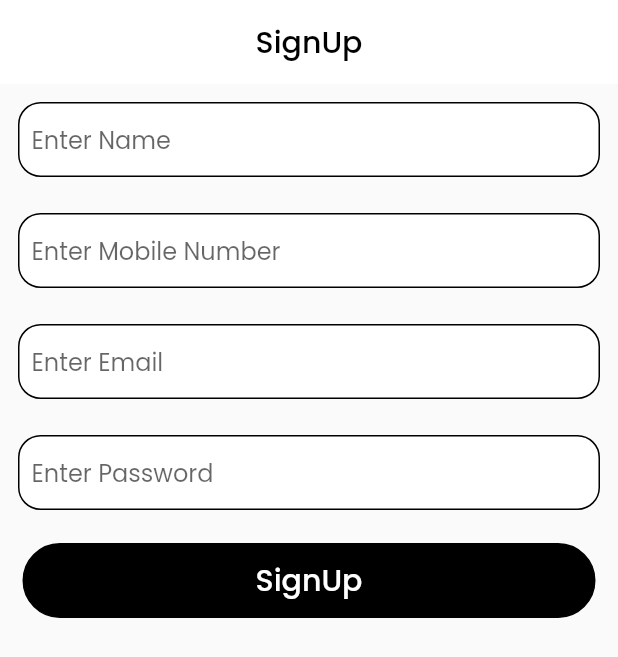
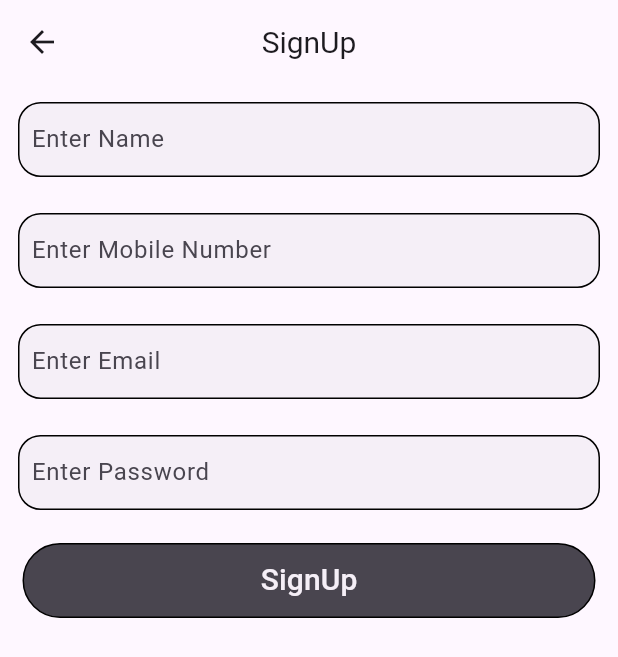
Before and after one commit to Sahil-Thager/todo-app, a Flutter app: the screen it shows after launch, after a tap on "Login", after a tap on "SignUp", on a phone screen of 412 x 824 dp. Shown: the top 657 px of the screen. Run offline on Flutter 3.47's test engine with Material 2 defaults, Android fonts, the phone set to English and light mode, and no system bars; our stand-ins replace email_validator, firebase_auth, firebase_core, flutter_local_notifications, fluttertoast, shared_preferences; accounts and stored records are empty.

```diff
--- a/lib/main.dart
+++ b/lib/main.dart
@@ -1,13 +1,12 @@
 import 'package:firebase_auth/firebase_auth.dart';
 import 'package:firebase_core/firebase_core.dart';
 import 'package:flutter/material.dart';
-import 'package:flutter/services.dart';
 import 'package:flutter_todo_app/firebase_options.dart';
 import 'package:flutter_todo_app/provider/list_provider.dart';
 import 'package:flutter_todo_app/provider/signup_provider.dart';
+import 'package:flutter_todo_app/provider/theme_provider.dart';
 import 'package:flutter_todo_app/screens/home.dart';
 import 'package:flutter_todo_app/screens/login_screen.dart';
-import 'package:google_fonts/google_fonts.dart';
 import 'package:provider/provider.dart';
 
 void main() async {
@@ -20,6 +19,9 @@ void main() async {
       providers: [
         ChangeNotifierProvider(create: (context) => ToDoProvider()),
         ChangeNotifierProvider(create: (context) => SignupProvider()),
+        ChangeNotifierProvider(
+          create: (context) => ThemeNotifier(),
+        ),
       ],
       child: MyApp(),
     ),
@@ -34,15 +36,20 @@ class MyApp extends StatelessWidget {
   // This widget is the root of your application.
   @override
   Widget build(BuildContext context) {
-    SystemChrome.setSystemUIOverlayStyle(
-        const SystemUiOverlayStyle(statusBarColor: Colors.transparent));
+    // SystemChrome.setSystemUIOverlayStyle(
+    //     const SystemUiOverlayStyle(statusBarColor: Colors.transparent));
     return MaterialApp(
       debugShowCheckedModeBanner: false,
       title: 'ToDo App',
       home: _auth.currentUser != null ? const Home() : const LogInScreen(),
       // theme: ThemeData.dark(),
       // darkTheme: ThemeData.dark(),
-      theme: ThemeData(textTheme: GoogleFonts.poppinsTextTheme()),
+      themeMode: context.watch<ThemeNotifier>().isDarkMode
+          ? ThemeMode.dark
+          : ThemeMode.light,
+
+      theme: ThemeData(brightness: Brightness.light, useMaterial3: true),
+      darkTheme: ThemeData(brightness: Brightness.dark, useMaterial3: true),
     );
   }
 }
--- /dev/null
+++ b/lib/provider/theme_provider.dart
@@ -0,0 +1,10 @@
+import 'package:flutter/material.dart';
+
+class ThemeNotifier with ChangeNotifier {
+  bool _isDarkMode = false;
+  bool get isDarkMode => _isDarkMode;
+  void setTheme() async {
+    _isDarkMode = !_isDarkMode;
+    notifyListeners();
+  }
+}
--- a/lib/screens/login_screen.dart
+++ b/lib/screens/login_screen.dart
@@ -1,8 +1,10 @@
 import 'package:email_validator/email_validator.dart';
+import 'package:firebase_auth/firebase_auth.dart';
 import 'package:flutter/material.dart';
-import 'package:flutter_todo_app/provider/list_provider.dart';
+import 'package:flutter_todo_app/provider/signup_provider.dart';
 import 'package:flutter_todo_app/screens/home.dart';
 import 'package:flutter_todo_app/screens/signup_screen.dart';
+import 'package:flutter_todo_app/utils/utils.dart';
 import 'package:provider/provider.dart';
 
 class LogInScreen extends StatefulWidget {
@@ -13,19 +15,25 @@ class LogInScreen extends StatefulWidget {
 }
 
 class _LogInScreenState extends State<LogInScreen> {
+  TextEditingController emailController = TextEditingController();
+  TextEditingController passwordController = TextEditingController();
+
   final _formkey = GlobalKey<FormState>();
   @override
   Widget build(BuildContext context) {
+    final color = Theme.of(context).colorScheme;
+    final signUpProvider = context.watch<SignupProvider>();
+
     return Scaffold(
-      backgroundColor: Colors.white,
+      backgroundColor: color.background,
       appBar: AppBar(
+        backgroundColor: color.background,
         centerTitle: true,
         elevation: 0,
-        backgroundColor: Colors.white,
-        title: const Text(
+        title: Text(
           "Login",
           style: TextStyle(
-            color: Colors.black,
+            color: color.onBackground,
             fontSize: 30,
           ),
         ),
@@ -37,7 +45,7 @@ class _LogInScreenState extends State<LogInScreen> {
             Padding(
               padding: const EdgeInsets.all(15.0),
               child: TextFormField(
-                controller: context.watch<ToDoProvider>().emailController,
+                controller: signUpProvider.emailController,
                 validator: ((value) {
                   if (value!.isEmpty) {
                     return "please enter login id";
@@ -47,18 +55,18 @@ class _LogInScreenState extends State<LogInScreen> {
                   }
                   return null;
                 }),
-                decoration: const InputDecoration(
-                    contentPadding: EdgeInsets.only(left: 5),
-                    border: OutlineInputBorder(),
-                    prefixIcon: Icon(Icons.email_outlined),
+                decoration: InputDecoration(
+                    contentPadding: const EdgeInsets.only(left: 5),
+                    border: const OutlineInputBorder(),
+                    prefixIcon: const Icon(Icons.email_outlined),
                     hintText: "Enter Login id",
-                    hintStyle: TextStyle(color: Colors.black)),
+                    hintStyle: TextStyle(color: color.outline)),
               ),
             ),
             Padding(
               padding: const EdgeInsets.all(15.0),
               child: TextFormField(
-                controller: context.watch<ToDoProvider>().passwordController,
+                controller: passwordController,
                 validator: ((value) {
                   if (value!.isEmpty) {
                     return "please enter Password";
@@ -66,12 +74,12 @@ class _LogInScreenState extends State<LogInScreen> {
                   return null;
                 }),
                 obscureText: true,
-                decoration: const InputDecoration(
-                    contentPadding: EdgeInsets.only(left: 5),
-                    prefixIcon: Icon(Icons.lock),
-                    border: OutlineInputBorder(),
+                decoration: InputDecoration(
+                    contentPadding: const EdgeInsets.only(left: 5),
+                    prefixIcon: const Icon(Icons.lock),
+                    border: const OutlineInputBorder(),
                     hintText: "Enter Password",
-                    hintStyle: TextStyle(color: Colors.black)),
+                    hintStyle: TextStyle(color: color.outline)),
               ),
             ),
             Padding(
@@ -79,22 +87,41 @@ class _LogInScreenState extends State<LogInScreen> {
               child: Container(
                 height: 40,
                 width: double.infinity,
-                decoration: const BoxDecoration(color: Colors.black),
-                child: ElevatedButton(
+                decoration: BoxDecoration(color: color.onBackground),
+                child: TextButton(
                     onPressed: () {
+                      context.read<SignupProvider>().saveData();
                       if (_formkey.currentState!.validate()) {
-                        context.read<ToDoProvider>().login(() {
-                          Navigator.push(
-                              context,
-                              MaterialPageRoute(
-                                builder: (context) => const Home(),
-                              ));
+                        FirebaseAuth.instance
+                            .signInWithEmailAndPassword(
+                                email: signUpProvider.emailController.text,
+                                password: passwordController.text)
+                            .then((value) {
+                          value;
+                          Navigator.push(context, MaterialPageRoute(
+                            builder: (context) {
+                              return const Home();
+                            },
+                          ));
+                        }).catchError((e) {
+                          if (e is FirebaseAuthException) {
+                            switch (e.code) {
+                              case 'INVALID_LOGIN_CREDENTIALS':
+                                Utils.showSnackbar(
+                                  'Incorrect username or password',
+                                  context,
+                                );
+                                break;
+                              default:
+                                break;
+                            }
+                          }
                         });
                       }
                     },
-                    child: const Text(
+                    child: Text(
                       "Login",
-                      style: TextStyle(fontSize: 20),
+                      style: TextStyle(fontSize: 20, color: color.outline),
                     )),
               ),
             ),
@@ -120,7 +147,7 @@ class _LogInScreenState extends State<LogInScreen> {
                 height: 45,
                 width: double.infinity,
                 decoration: BoxDecoration(
-                    border: Border.all(color: Colors.black),
+                    border: Border.all(color: color.onBackground),
                     borderRadius: BorderRadius.circular(25)),
                 child: TextButton(
                     onPressed: () {
@@ -129,9 +156,9 @@ class _LogInScreenState extends State<LogInScreen> {
                         return const SignupScreen();
                       }));
                     },
-                    child: const Text(
+                    child: Text(
                       "SignUp",
-                      style: TextStyle(fontSize: 20, color: Colors.black),
+                      style: TextStyle(fontSize: 20, color: color.onBackground),
                     )),
               ),
             )
--- a/lib/screens/signup_screen.dart
+++ b/lib/screens/signup_screen.dart
@@ -2,25 +2,33 @@ import 'package:firebase_auth/firebase_auth.dart';
 import 'package:flutter/material.dart';
 import 'package:flutter_todo_app/provider/signup_provider.dart';
 import 'package:flutter_todo_app/screens/login_screen.dart';
+import 'package:flutter_todo_app/utils/utils.dart';
 import 'package:provider/provider.dart';
 
 class SignupScreen extends StatelessWidget {
   const SignupScreen({super.key});
-
   @override
   Widget build(BuildContext context) {
+    final color = Theme.of(context).colorScheme;
     TextEditingController passwordController = TextEditingController();
+    // TextEditingController emailController = TextEditingController();
 
     final signUpProvider = context.watch<SignupProvider>();
 
+    FocusNode emailFocusNode = FocusNode();
+    FocusNode passwordFocusNode = FocusNode();
+    FocusNode numberFocusNode = FocusNode();
+    FocusNode nameFocusNode = FocusNode();
+
     return Scaffold(
+      backgroundColor: color.background,
       appBar: AppBar(
-        backgroundColor: Colors.white,
+        backgroundColor: color.background,
         centerTitle: true,
         elevation: 0,
-        title: const Text(
+        title: Text(
           "SignUp",
-          style: TextStyle(fontSize: 20, color: Colors.black),
+          style: TextStyle(fontSize: 20, color: color.onBackground),
         ),
       ),
       body: Column(
@@ -29,15 +37,19 @@ class SignupScreen extends StatelessWidget {
             padding: const EdgeInsets.all(12),
             child: Container(
               decoration: BoxDecoration(
-                  color: Colors.white,
+                  color: color.onInverseSurface,
                   border: Border.all(),
                   borderRadius: BorderRadius.circular(15)),
               child: TextFormField(
+                focusNode: nameFocusNode,
                 controller: signUpProvider.nameController,
                 decoration: const InputDecoration(
                     border: InputBorder.none,
                     hintText: "Enter Name",
                     contentPadding: EdgeInsetsDirectional.all(8)),
+                onFieldSubmitted: (value) {
+                  return FocusScope.of(context).requestFocus(numberFocusNode);
+                },
               ),
             ),
           ),
@@ -45,15 +57,19 @@ class SignupScreen extends StatelessWidget {
             padding: const EdgeInsets.all(12),
             child: Container(
               decoration: BoxDecoration(
-                  color: Colors.white,
+                  color: color.onInverseSurface,
                   border: Border.all(),
                   borderRadius: BorderRadius.circular(15)),
               child: TextFormField(
+                focusNode: numberFocusNode,
                 controller: signUpProvider.numberController,
                 decoration: const InputDecoration(
                     border: InputBorder.none,
                     hintText: "Enter Mobile Number",
                     contentPadding: EdgeInsetsDirectional.all(8)),
+                onFieldSubmitted: (value) {
+                  return FocusScope.of(context).requestFocus(emailFocusNode);
+                },
               ),
             ),
           ),
@@ -61,15 +77,19 @@ class SignupScreen extends StatelessWidget {
             padding: const EdgeInsets.all(12),
             child: Container(
               decoration: BoxDecoration(
-                  color: Colors.white,
+                  color: color.onInverseSurface,
                   border: Border.all(),
                   borderRadius: BorderRadius.circular(15)),
               child: TextFormField(
+                focusNode: emailFocusNode,
                 controller: signUpProvider.emailController,
                 decoration: const InputDecoration(
                     border: InputBorder.none,
                     hintText: "Enter Email",
                     contentPadding: EdgeInsetsDirectional.all(8)),
+                onFieldSubmitted: (value) {
+                  return FocusScope.of(context).requestFocus(passwordFocusNode);
+                },
               ),
             ),
           ),
@@ -77,10 +97,11 @@ class SignupScreen extends StatelessWidget {
             padding: const EdgeInsets.all(12),
             child: Container(
               decoration: BoxDecoration(
-                  color: Colors.white,
+                  color: color.onInverseSurface,
                   border: Border.all(),
                   borderRadius: BorderRadius.circular(15)),
               child: TextFormField(
+                focusNode: passwordFocusNode,
                 controller: passwordController,
                 decoration: const InputDecoration(
                     border: InputBorder.none,
@@ -95,18 +116,35 @@ class SignupScreen extends StatelessWidget {
               decoration: BoxDecoration(
                   border: Border.all(),
                   borderRadius: BorderRadius.circular(30),
-                  color: Colors.black),
+                  color: color.onSurfaceVariant),
               height: 50,
               width: double.infinity,
               child: TextButton(
                 onPressed: () {
+                  if (signUpProvider.nameController.text.isEmpty) {
+                    Utils.showSnackbar("Please Enter Name", context);
+                  } else if (signUpProvider.numberController.text.isEmpty) {
+                    Utils.showSnackbar("Please Enter Number", context);
+                  } else if (signUpProvider.emailController.text.isEmpty) {
+                    Utils.showSnackbar("Please Enter Email", context);
+                  } else if (passwordController.text.isEmpty) {
+                    Utils.showSnackbar("Please Enter Password", context);
+                  } else if (passwordController.text.length < 6) {
+                    Utils.showSnackbar(
+                        "Please Enter atleast 6 characters in your password",
+                        context);
+                  } else {
                     context.read<SignupProvider>().saveData();
                     FirebaseAuth.instance
                         .createUserWithEmailAndPassword(
                           email: signUpProvider.emailController.text,
                           password: passwordController.text,
                         )
-                      .then(
+                        .then((value) =>
+                            Utils.showSnackbar("Signup Successfully", context))
+                        .onError((error, stackTrace) {
+                      Utils.showSnackbar(error.toString(), context);
+                    }).then(
                       (value) {
                         Navigator.push(
                           context,
@@ -118,10 +156,11 @@ class SignupScreen extends StatelessWidget {
                         );
                       },
                     );
+                  }
                 },
-                child: const Text(
+                child: Text(
                   "SignUp",
-                  style: TextStyle(fontSize: 20, color: Colors.white),
+                  style: TextStyle(fontSize: 20, color: color.onInverseSurface),
                 ),
               ),
             ),
--- a/lib/state/states.dart
+++ b/lib/state/states.dart
@@ -21,7 +21,7 @@ abstract class BaseChangeNotifier extends ChangeNotifier {
     state = LoadedState();
   }
 
-  // TODO: Not complete
+  // (TODO: Not complete)
   void failureState(String failure) {
     state = FailureState();
   }
--- a/pubspec.yaml
+++ b/pubspec.yaml
@@ -23,6 +23,7 @@ dependencies:
   firebase_core: ^2.16.0
   firebase_auth: ^4.10.0
   shared_preferences: ^2.2.1
+  fluttertoast: ^8.2.2
 
 
 dev_dependencies:
```
Also changed, not shown: lib/provider/list_provider.dart (+7 -8 lines), lib/screens/add_screen.dart (+6 -1 lines), lib/screens/home.dart (+105 -62 lines), lib/utils/utils.dart (added, +18 -0 lines), pubspec.lock. Lines whose indentation alone changed are shown as unchanged.
